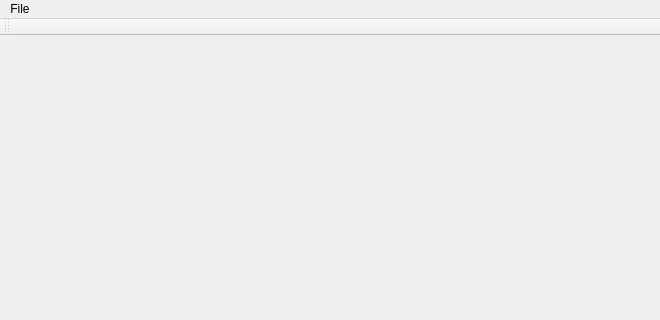
First picture: the form in Parking/parking.ui, repository Gneogeo/Parking, before the edit; both pictures show x 0 to 660 and y 0 to 320 of the 660 by 580 pixel window.
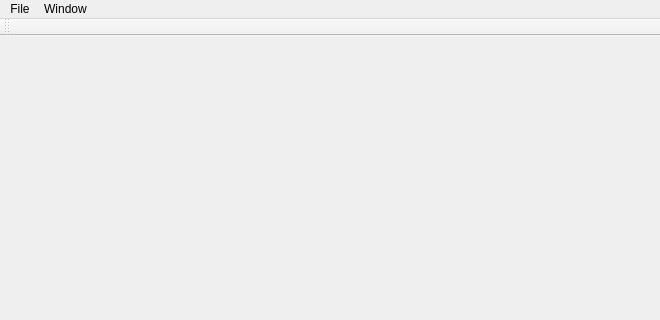
Second picture: the form after the edit.

```diff
--- a/Parking/parking.ui
+++ b/Parking/parking.ui
@@ -21,7 +21,7 @@
      <x>0</x>
      <y>0</y>
      <width>660</width>
-     <height>21</height>
+     <height>25</height>
     </rect>
    </property>
    <widget class="QMenu" name="menuHello">
@@ -32,8 +32,16 @@
     <addaction name="action_LoadDXF"/>
     <addaction name="action_Load3DS"/>
     <addaction name="action_LoadIGES"/>
+    <addaction name="separator"/>
+    <addaction name="actionExit"/>
+   </widget>
+   <widget class="QMenu" name="menuWindow">
+    <property name="title">
+     <string>Window</string>
+    </property>
    </widget>
    <addaction name="menuHello"/>
+   <addaction name="menuWindow"/>
   </widget>
   <widget class="QToolBar" name="toolBar">
    <property name="windowTitle">
```
Left out of the diff: 5 changed lines with no effect on the pictures.
